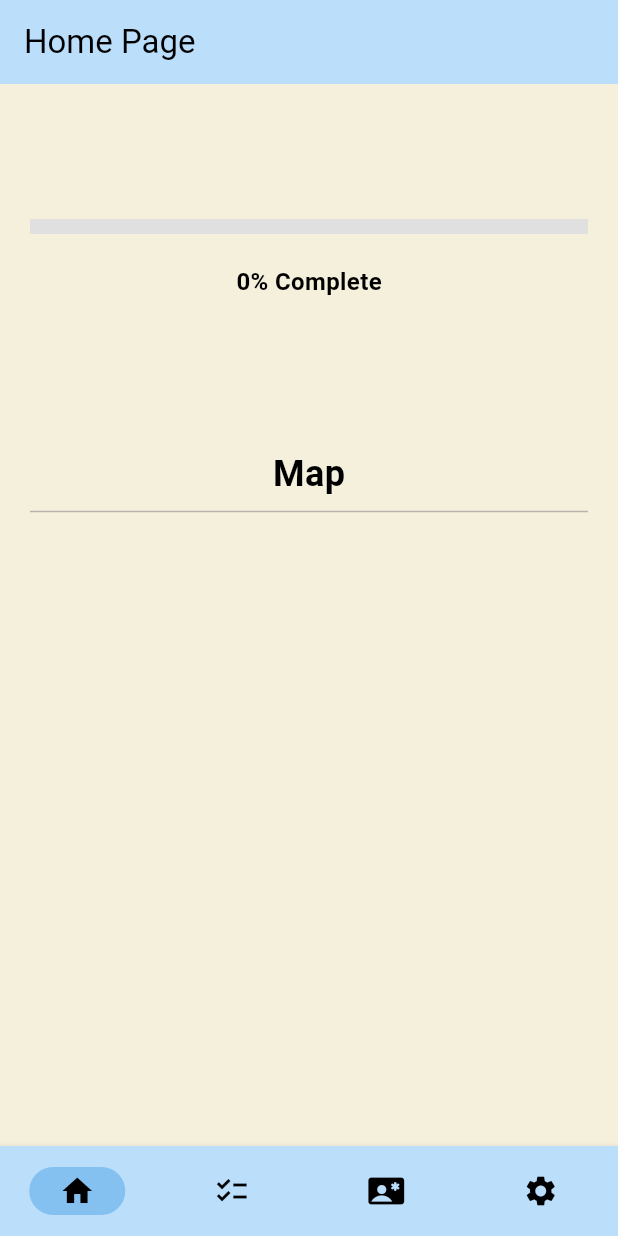
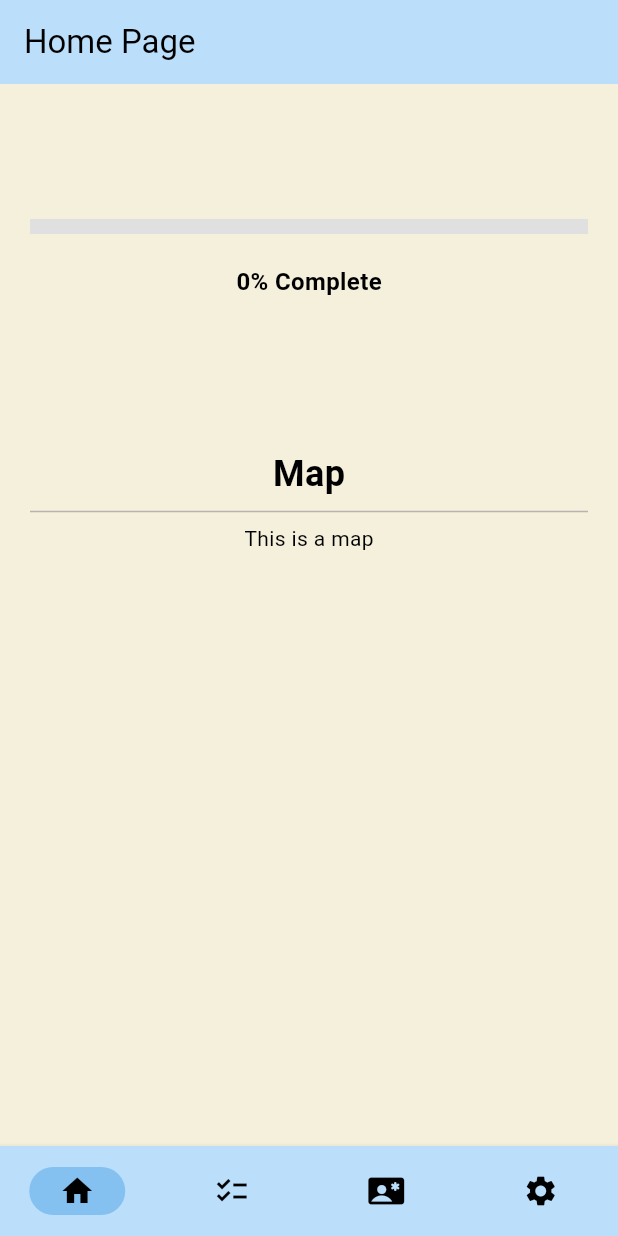
Before and after one commit to LeBern-Matthews/Lookout_Mobile_App, a Flutter app: the screen it shows after launch, on a phone screen of 412 x 824 dp. Run offline on Flutter 3.47's test engine with Material 3 defaults, Android fonts, the phone set to English and light mode, and no system bars; our stand-ins replace internet_connection_checker.

Commit message:
feat: Add Map component and integrate it into HomePage

```diff
--- /dev/null
+++ b/lib/components/map.dart
@@ -0,0 +1,17 @@
+import 'package:flutter/material.dart';
+
+class Map extends StatefulWidget {
+  const Map({super.key});
+
+  @override
+  State<Map> createState() => _MapState();
+}
+
+class _MapState extends State<Map> {
+  @override
+  Widget build(BuildContext context) {
+    return Container(
+      child: Text("This is a map")
+    );
+  }
+}
--- a/lib/pages/home_page.dart
+++ b/lib/pages/home_page.dart
@@ -2,6 +2,7 @@ import 'package:flutter/material.dart';
 import 'package:provider/provider.dart';
 import '../services/progress_provider.dart';
 //import 'package:test_project/essential_checklist_page.dart' as essential_checklist_page;
+import '../components/map.dart';
 class HomePage extends StatefulWidget {
   const HomePage({super.key});
 
@@ -50,6 +51,7 @@ class _HomePageState extends State<HomePage> with AutomaticKeepAliveClientMixin
                   thickness: 1,
                 ),
 
+                Map(),
               ],
             ),
           ),
```
Also changed, not shown: 1 other file.
